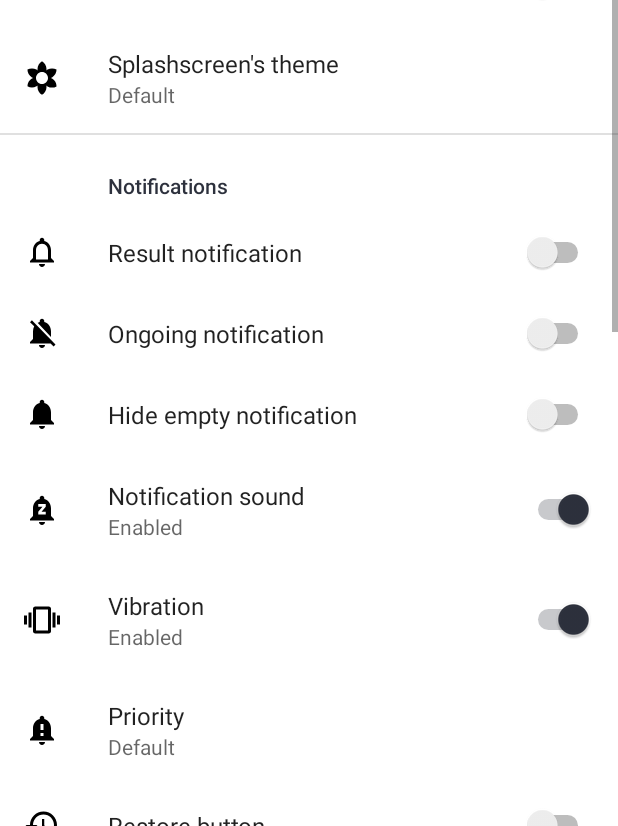
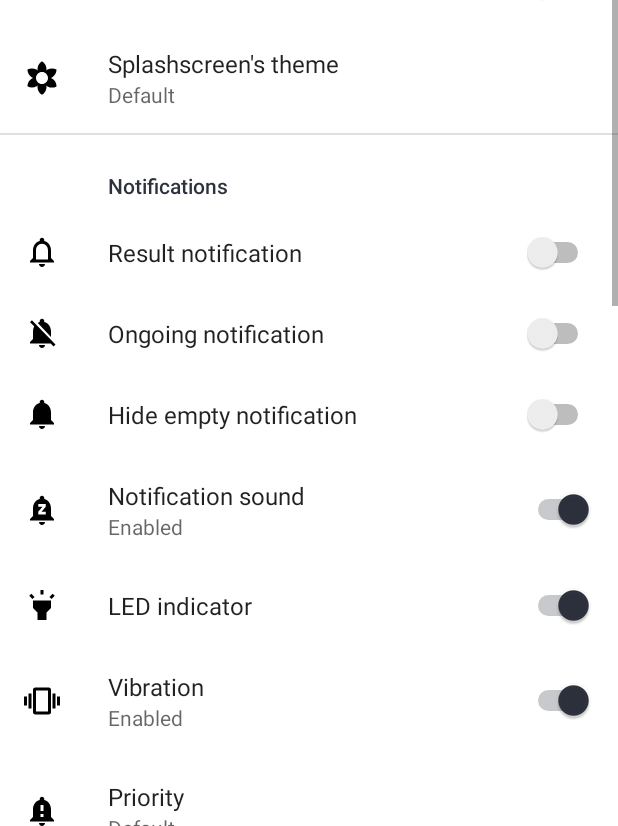
Before and after one commit to AndyER03/ChargeCalc, an Android app: the SettingsActivity screen opened directly, with no data from a screen before it, on a phone screen of 412 x 824 dp, the part 410-1236 px from its top. Run offline under Robolectric (Android 15) with nearby library versions, the phone set to English and light mode, and no system bars; our stand-ins replace androidx.preference.

Commit message:
Added LED support

```diff
--- /dev/null
+++ b/app/src/main/res/drawable-night/ic_led_notification_24.xml
@@ -0,0 +1,9 @@
+<vector xmlns:android="http://schemas.android.com/apk/res/android"
+    android:width="24dp"
+    android:height="24dp"
+    android:viewportWidth="24"
+    android:viewportHeight="24">
+  <path
+      android:fillColor="#FFFFFFFF"
+      android:pathData="M6,14l3,3v5h6v-5l3,-3V9H6V14zM11,2h2v3h-2V2zM3.5,5.88l1.41,-1.41l2.12,2.12L5.62,8L3.5,5.88zM16.96,6.59l2.12,-2.12l1.41,1.41L18.38,8L16.96,6.59z"/>
+</vector>
--- /dev/null
+++ b/app/src/main/res/drawable/ic_led_notification_24.xml
@@ -0,0 +1,9 @@
+<vector xmlns:android="http://schemas.android.com/apk/res/android"
+    android:width="24dp"
+    android:height="24dp"
+    android:viewportWidth="24"
+    android:viewportHeight="24">
+  <path
+      android:fillColor="#FF000000"
+      android:pathData="M6,14l3,3v5h6v-5l3,-3V9H6V14zM11,2h2v3h-2V2zM3.5,5.88l1.41,-1.41l2.12,2.12L5.62,8L3.5,5.88zM16.96,6.59l2.12,-2.12l1.41,1.41L18.38,8L16.96,6.59z"/>
+</vector>
--- a/app/src/main/res/values/strings.xml
+++ b/app/src/main/res/values/strings.xml
@@ -129,4 +129,5 @@
     <string name="clear_btn_notification_title_switch">Clear button</string>
     <string name="clear_btn_notification_summary_on">Clear fields button holding will clear notification values</string>
     <string name="turn_on_notifications">Enable notifications!</string>
+    <string name="led_notification_switch">LED indicator</string>
 </resources>
--- a/app/src/main/res/xml/root_preferences.xml
+++ b/app/src/main/res/xml/root_preferences.xml
@@ -67,6 +67,13 @@
             android:summaryOff="@string/option_summary_off"
             android:summaryOn="@string/option_summary_on"
             android:title="@string/silent_notification_switch" />
+
+        <SwitchPreference
+            android:defaultValue="true"
+            android:dependency="notification_switch"
+            android:icon="@drawable/ic_led_notification_24"
+            android:key="led_notification_switch"
+            android:title="@string/led_notification_switch" />
 
         <SwitchPreference
             android:defaultValue="true"
```
Also changed, not shown: app/src/main/java/com/andyer03/chargecalc/MainActivity.kt (+63 -3 lines), 1 other file.
